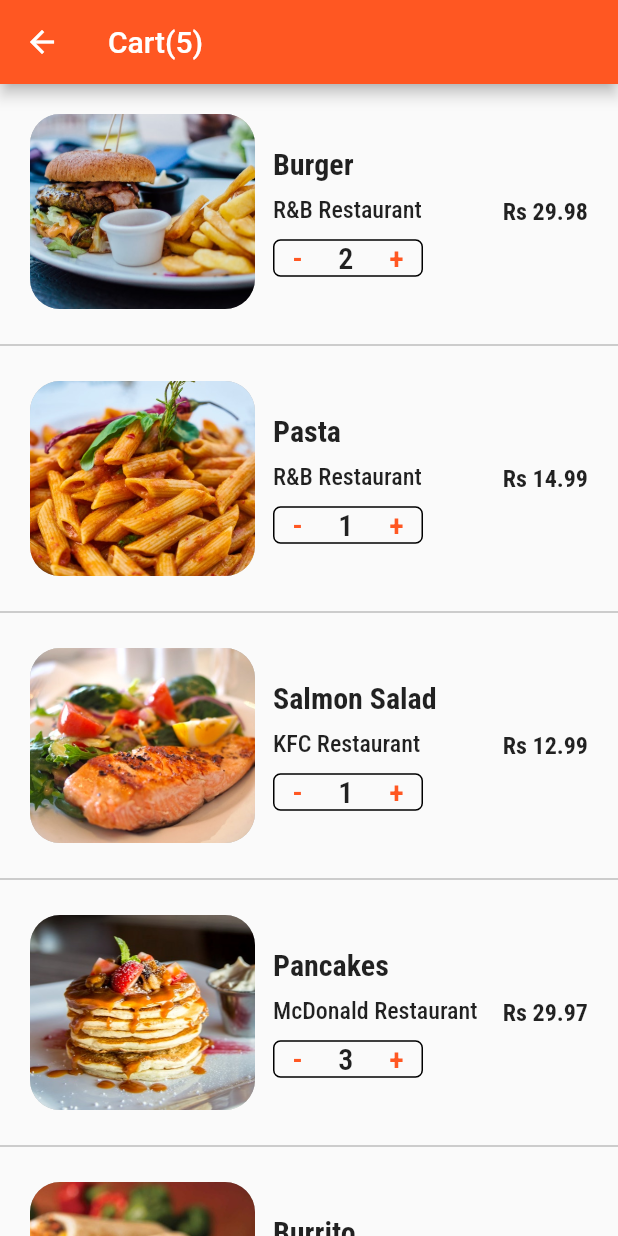
After one commit to Officialsummit/Food_App_UI, a Flutter app: the screen it shows after launch, after a tap on an icon or button, on a phone screen of 412 x 824 dp. The commit adds this screen. Run offline on Flutter 3.47's test engine with Material 2 defaults, Android fonts, the phone set to English and light mode, and no system bars; our stand-ins replace google_fonts.

Commit message:
upto cart done

```diff
--- a/lib/main.dart
+++ b/lib/main.dart
@@ -13,6 +13,7 @@ class MyApp extends StatelessWidget {
   Widget build(BuildContext context) {
     return MaterialApp(
       title: 'Food App UI',
+      debugShowCheckedModeBanner: false,
       theme: ThemeData(
         scaffoldBackgroundColor: Colors.grey[250],
         primaryColor: Colors.deepOrange,
--- /dev/null
+++ b/lib/screens/cart_screen.dart
@@ -0,0 +1,140 @@
+import 'package:flutter/material.dart';
+import 'package:food_app_ui/data/data.dart';
+import 'package:food_app_ui/models/order.dart';
+
+class CartScreen extends StatefulWidget {
+  @override
+  _CartScreenState createState() => _CartScreenState();
+}
+
+class _CartScreenState extends State<CartScreen> {
+  @override
+  Widget build(BuildContext context) {
+    return Scaffold(
+      appBar: AppBar(
+        title: Text(
+          'Cart(${currentUser.cart.length})',
+        ),
+      ),
+      body: ListView.separated(
+        itemCount: currentUser.cart.length,
+        separatorBuilder: (BuildContext context, int index) {
+          return Divider(
+            height: 8,
+            color: Colors.grey,
+          );
+        },
+        itemBuilder: (BuildContext context, int index) {
+          Order order = currentUser.cart[index];
+          return _buildCartItem(order);
+        },
+      ),
+    );
+  }
+
+  _buildCartItem(Order order) {
+    return Container(
+      padding: EdgeInsets.all(20.0),
+      height: 170.0,
+      child: Row(
+        children: [
+          Expanded(
+            child: Row(
+              children: [
+                Container(
+                  width: 150.0,
+                  decoration: BoxDecoration(
+                      borderRadius: BorderRadius.circular(20.0),
+                      color: Colors.grey.shade400,
+                      image: DecorationImage(
+                        fit: BoxFit.cover,
+                        image: AssetImage(order.food.imageUrl),
+                      )),
+                ),
+                Expanded(
+                  child: Container(
+                    margin: EdgeInsets.all(12.0),
+                    child: Column(
+                      mainAxisAlignment: MainAxisAlignment.center,
+                      crossAxisAlignment: CrossAxisAlignment.start,
+                      children: [
+                        Text(
+                          order.food.name,
+                          overflow: TextOverflow.ellipsis,
+                          style: TextStyle(
+                            fontWeight: FontWeight.bold,
+                            fontSize: 20.0,
+                          ),
+                        ),
+                        SizedBox(height: 10),
+                        Text(
+                          order.restaurant.name,
+                          overflow: TextOverflow.ellipsis,
+                          style: TextStyle(
+                            fontWeight: FontWeight.w500,
+                            fontSize: 16.0,
+                          ),
+                        ),
+                        SizedBox(height: 10.0),
+                        Container(
+                          width: 100,
+                          decoration: BoxDecoration(
+                            border: Border.all(
+                              color: Colors.black,
+                            ),
+                            borderRadius: BorderRadius.circular(5.0),
+                          ),
+                          child: Row(
+                            mainAxisAlignment: MainAxisAlignment.spaceAround,
+                            children: [
+                              InkWell(
+                                onTap: () {},
+                                child: Text(
+                                  '-',
+                                  style: TextStyle(
+                                    fontWeight: FontWeight.w600,
+                                    fontSize: 20.0,
+                                    color: Theme.of(context).primaryColor,
+                                  ),
+                                ),
+                              ),
+                              Text(
+                                order.quantity.toString(),
+                                style: TextStyle(
+                                  fontWeight: FontWeight.w600,
+                                  fontSize: 20.0,
+                                ),
+                              ),
+                              GestureDetector(
+                                onTap: () {},
+                                child: Text(
+                                  '+',
+                                  style: TextStyle(
+                                    fontWeight: FontWeight.w600,
+                                    fontSize: 20.0,
+                                    color: Theme.of(context).primaryColor,
+                                  ),
+                                ),
+                              ),
+                            ],
+                          ),
+                        )
+                      ],
+                    ),
+                  ),
+                )
+              ],
+            ),
+          ),
+          Text(
+            "Rs ${order.quantity * order.food.price}",
+            style: TextStyle(
+              fontSize: 16.0,
+              fontWeight: FontWeight.bold,
+            ),
+          )
+        ],
+      ),
+    );
+  }
+}
--- a/lib/screens/home_screen.dart
+++ b/lib/screens/home_screen.dart
@@ -3,6 +3,8 @@ import 'package:food_app_ui/data/data.dart';
 import 'package:food_app_ui/widgets/recent_orders.dart';
 import 'package:food_app_ui/widgets/restaurants_list.dart';
 import 'package:google_fonts/google_fonts.dart';
+
+import 'cart_screen.dart';
 
 class HomeScreen extends StatefulWidget {
   @override
@@ -45,7 +47,10 @@ class _HomeScreenState extends State<HomeScreen> {
                 fontSize: 20,
               ),
             ),
-            onPressed: () {},
+            onPressed: () {
+              Navigator.push(
+                  context, MaterialPageRoute(builder: (_) => CartScreen()));
+            },
           )
         ],
       ),
--- a/lib/widgets/restaurants_list.dart
+++ b/lib/widgets/restaurants_list.dart
@@ -1,6 +1,7 @@
 import 'package:flutter/material.dart';
 import 'package:food_app_ui/data/data.dart';
 import 'package:food_app_ui/models/restaurants.dart';
+import 'package:food_app_ui/screens/restaurant_screen.dart';
 import 'package:food_app_ui/widgets/rating_stars.dart';
 import 'package:google_fonts/google_fonts.dart';
 
@@ -10,7 +11,14 @@ class RestaurantListWidget extends StatelessWidget {
     List<Widget> restaurantList = [];
     restaurants.forEach((Restaurant restaurant) {
       restaurantList.add(
-        Container(
+        GestureDetector(
+          onTap: () {
+            Navigator.push(
+                context,
+                MaterialPageRoute(
+                    builder: (_) => RestaurantScreen(restaurant: restaurant)));
+          },
+          child: Container(
             decoration: BoxDecoration(
               color: Colors.white,
               borderRadius: BorderRadius.circular(15.0),
@@ -27,6 +35,8 @@ class RestaurantListWidget extends StatelessWidget {
               children: [
                 ClipRRect(
                   borderRadius: BorderRadius.circular(15.0),
+                  child: Hero(
+                    tag: restaurant.imageUrl,
                     child: Image(
                       fit: BoxFit.cover,
                       height: 150.0,
@@ -34,8 +44,8 @@ class RestaurantListWidget extends StatelessWidget {
                       image: AssetImage(restaurant.imageUrl),
                     ),
                   ),
+                ),
                 Container(
-                padding: EdgeInsets.all(12.0),
                   child: Expanded(
                     child: Column(
                       crossAxisAlignment: CrossAxisAlignment.start,
@@ -75,6 +85,7 @@ class RestaurantListWidget extends StatelessWidget {
               ],
             ),
           ),
+        ),
       );
     });
     return Column(
```
Also changed, not shown: lib/screens/restaurant_screen.dart (added, +158 -0 lines), lib/widgets/menu_widget.dart (added, +101 -0 lines). Lines whose indentation alone changed are shown as unchanged.
